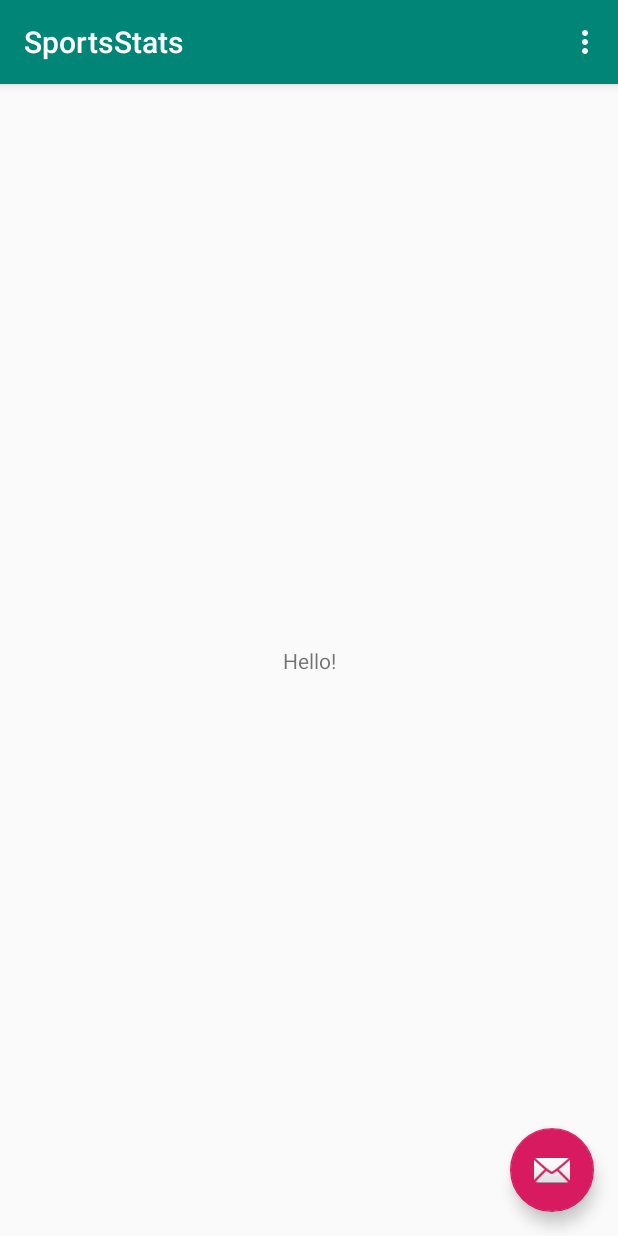
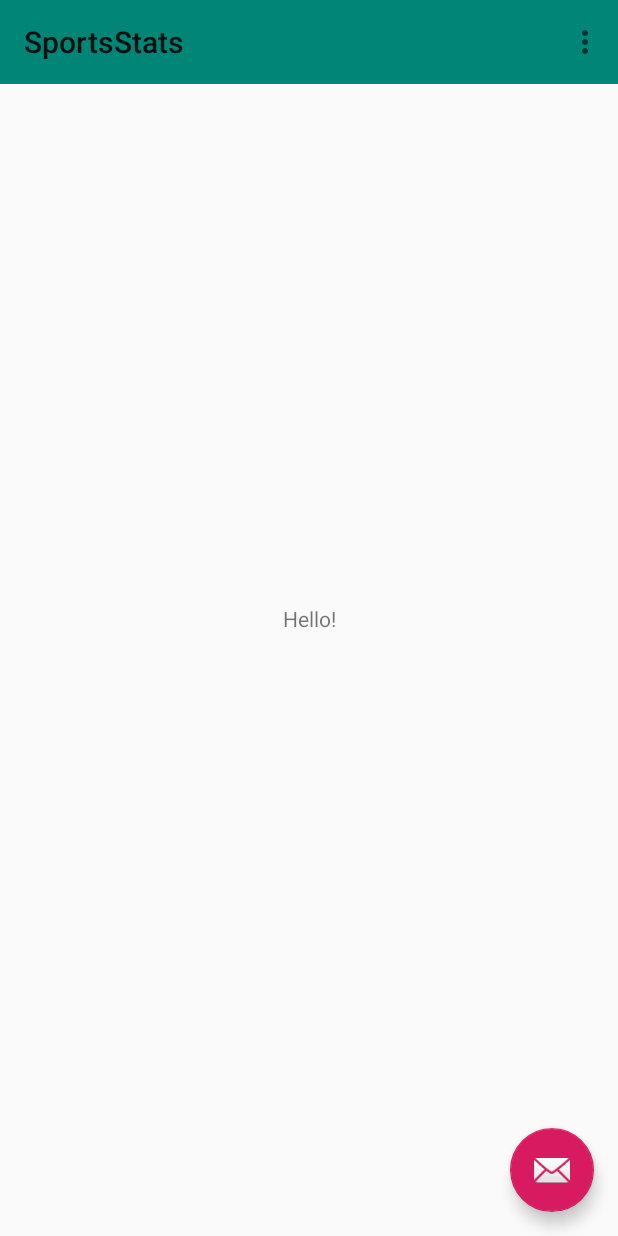
Before and after one commit to team-sportsapp/SportsStats, an Android app: the screen it shows after launch (MainActivity), on a phone screen of 412 x 824 dp. Run offline under Robolectric (Android 15) with nearby library versions, the phone set to English and light mode, and no system bars.

```diff
--- a/app/src/main/res/layout/activity_main.xml
+++ b/app/src/main/res/layout/activity_main.xml
@@ -11,13 +11,6 @@
         android:layout_height="wrap_content"
         android:theme="@style/AppTheme.AppBarOverlay">
 
-        <android.support.v7.widget.Toolbar
-            android:id="@+id/toolbar"
-            android:layout_width="match_parent"
-            android:layout_height="?attr/actionBarSize"
-            android:background="?attr/colorPrimary"
-            app:popupTheme="@style/AppTheme.PopupOverlay" />
-
     </android.support.design.widget.AppBarLayout>
 
     <include layout="@layout/content_main" />
@@ -30,12 +23,11 @@
         android:layout_margin="@dimen/fab_margin"
         app:srcCompat="@android:drawable/ic_dialog_email" />
 
-    <EditText
-        android:id="@+id/editText"
-        android:layout_width="wrap_content"
-        android:layout_height="wrap_content"
-        android:ems="10"
-        android:inputType="textPersonName"
-        android:text="TESTING" />
+    <android.support.v7.widget.Toolbar
+        android:id="@+id/toolbar"
+        android:layout_width="match_parent"
+        android:layout_height="?attr/actionBarSize"
+        android:background="?attr/colorPrimary"
+        app:popupTheme="@style/AppTheme.PopupOverlay" />
 
 </android.support.design.widget.CoordinatorLayout>
```
